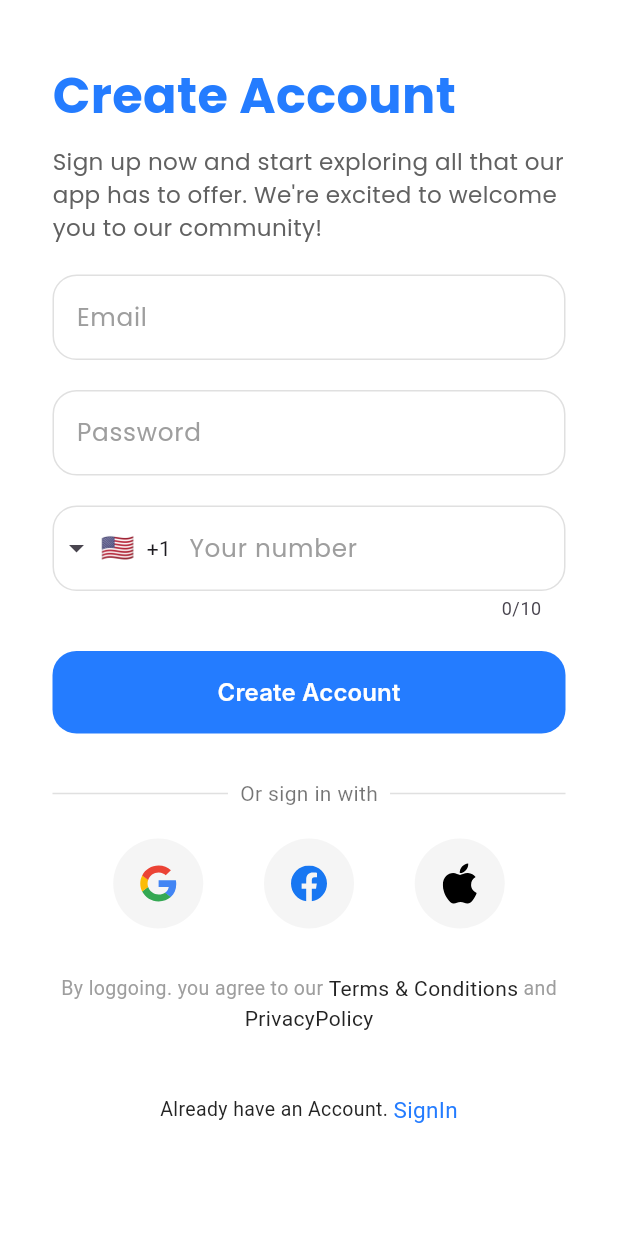
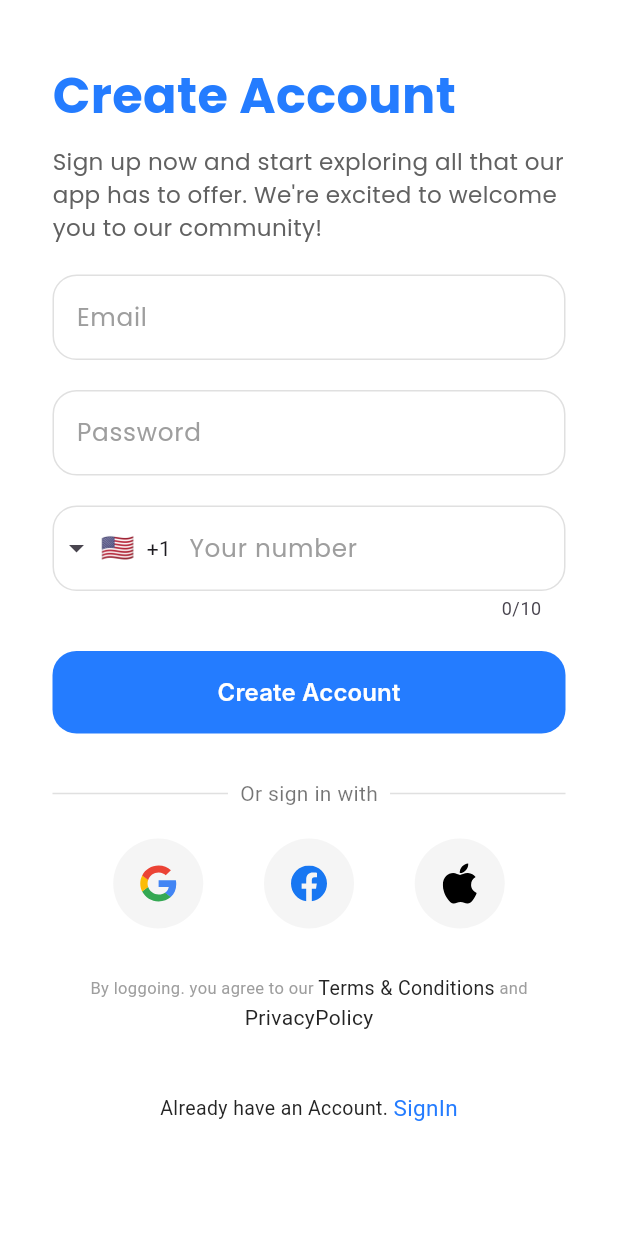
Before and after one commit to IbrahimElbazz/doc_app, a Flutter app: the RegisterPage screen opened by its route, on a phone screen of 412 x 824 dp. Run offline on Flutter 3.47's test engine with Material 3 defaults, Android fonts, the phone set to English and light mode, and no system bars; drawn by our look-alikes of intl_phone_field; our stand-ins replace flutter_screenutil, flutter_svg, google_fonts; Roboto replaces fonts that are missing (Inter).

Commit message:
last updated isa
font size

```diff
--- a/lib/Features/registration/register.dart
+++ b/lib/Features/registration/register.dart
@@ -2,6 +2,7 @@ import 'package:docdoc/Core/Theming/text_style.dart';
 import 'package:docdoc/Core/Widgets/mybutton.dart';
 import 'package:docdoc/Core/Widgets/mytextfield.dart';
 import 'package:flutter/material.dart';
+import 'package:flutter_screenutil/flutter_screenutil.dart';
 import 'package:flutter_svg/svg.dart';
 import 'package:intl_phone_field/intl_phone_field.dart';
 
@@ -131,20 +132,21 @@ class RegisterPage extends StatelessWidget {
               children: [
                 const Text(
                   "By loggoing. you agree to our ",
-                  style: TextStyle(color: Color(0xff9e9e9e), fontSize: 13),
+                  style: TextStyle(color: Color(0xff9e9e9e), fontSize: 11),
                 ),
                 GestureDetector(
+                  onTap: () {},
                   child: const Text(
                     "Terms & Conditions",
                     style: TextStyle(
                       color: Color(0xff242424),
-                      fontSize: 14,
+                      fontSize: 13,
                     ),
                   ),
                 ),
                 const Text(
                   " and",
-                  style: TextStyle(color: Color(0xff9e9e9e), fontSize: 13),
+                  style: TextStyle(color: Color(0xff9e9e9e), fontSize: 11),
                 ),
               ],
             ),
```
Also changed, not shown: 3 other files.
